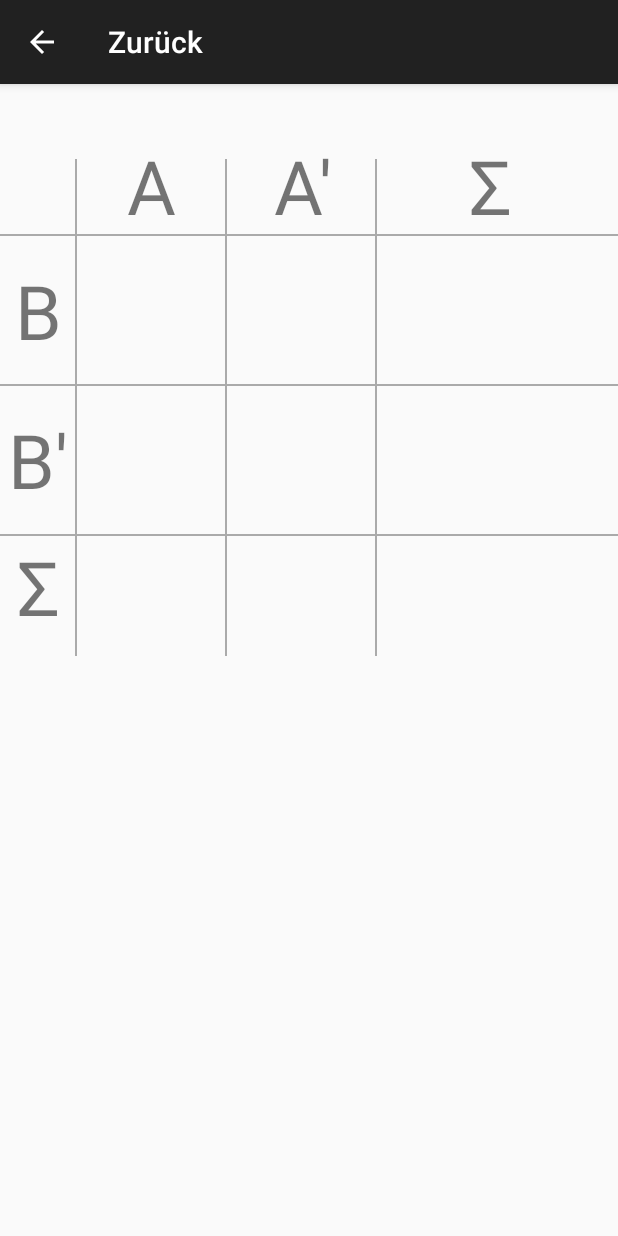
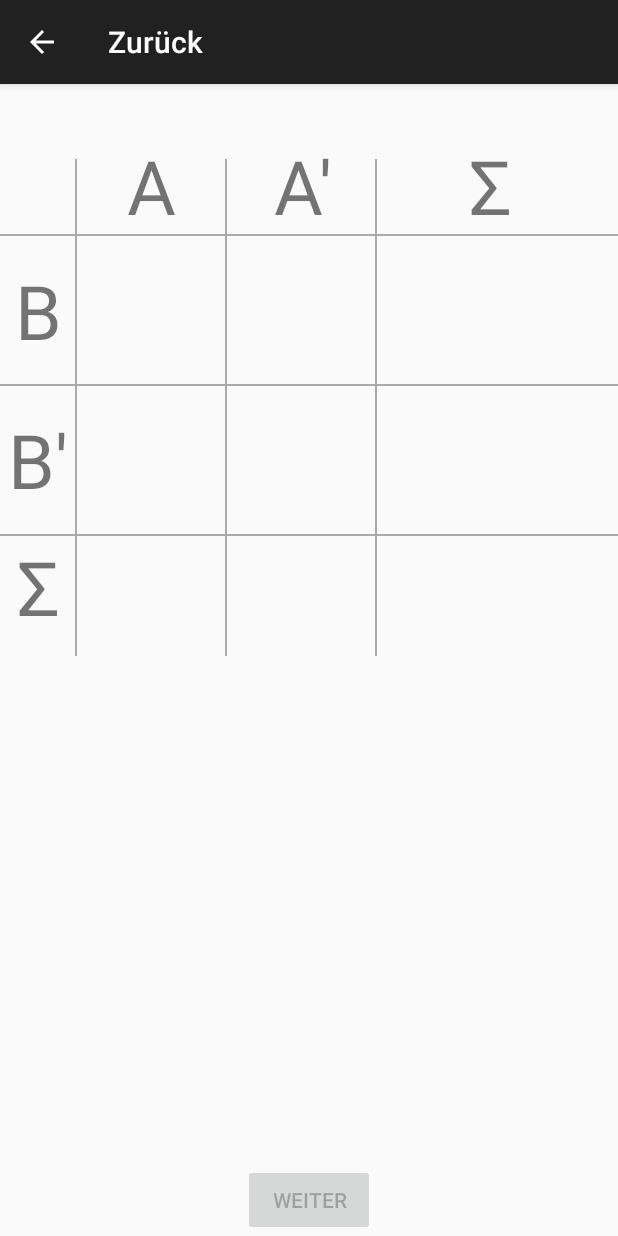
Before and after one commit to AlphaReborn/Stochastik-App, an Android app: the FelderRechner screen opened directly, with no data from a screen before it, on a phone screen of 412 x 824 dp. Run offline under Robolectric (Android 15) with nearby library versions, the phone set to English and light mode, and no system bars.

Commit message:
FelderRechner

```diff
--- a/app/src/main/res/layout/felder_rechner.xml
+++ b/app/src/main/res/layout/felder_rechner.xml
@@ -150,7 +150,7 @@
         android:ems="10"
         android:gravity="center"
         android:textSize="15dp"
-        android:id="@+id/ab"
+        android:id="@+id/AB"
         android:background="@null"
         android:layout_alignBottom="@+id/relativeLayout5"
         android:layout_alignRight="@+id/relativeLayout2"
@@ -164,7 +164,7 @@
         android:ems="10"
         android:gravity="center"
         android:textSize="15dp"
-        android:id="@+id/asb"
+        android:id="@+id/ASB"
         android:background="@null"
         android:layout_alignTop="@+id/relativeLayout3"
         android:layout_alignBottom="@+id/relativeLayout5"
@@ -180,7 +180,7 @@
         android:ems="10"
         android:gravity="center"
         android:textSize="15dp"
-        android:id="@+id/summeb"
+        android:id="@+id/SummeB"
         android:background="@null"
         android:layout_alignTop="@+id/relativeLayout3"
         android:layout_alignBottom="@+id/relativeLayout5"
@@ -197,7 +197,7 @@
         android:ems="10"
         android:gravity="center"
         android:textSize="15dp"
-        android:id="@+id/summebs"
+        android:id="@+id/SummeBS"
         android:background="@null"
         android:layout_alignTop="@+id/relativeLayout5"
         android:layout_alignBottom="@+id/relativeLayout6"
@@ -214,7 +214,7 @@
         android:ems="10"
         android:gravity="center"
         android:textSize="15dp"
-        android:id="@+id/asbs"
+        android:id="@+id/ASBS"
         android:background="@null"
         android:layout_alignTop="@+id/relativeLayout5"
         android:layout_alignBottom="@+id/relativeLayout6"
@@ -231,7 +231,7 @@
         android:ems="10"
         android:gravity="center"
         android:textSize="15dp"
-        android:id="@+id/abs"
+        android:id="@+id/ABS"
         android:background="@null"
         android:layout_alignTop="@+id/relativeLayout5"
         android:layout_alignBottom="@+id/relativeLayout6"
@@ -248,7 +248,7 @@
         android:ems="10"
         android:gravity="center"
         android:textSize="15dp"
-        android:id="@+id/endsumme"
+        android:id="@+id/Endsumme"
         android:background="@null"
         android:layout_alignTop="@+id/relativeLayout6"
         android:layout_alignBottom="@+id/relativeLayout7"
@@ -263,7 +263,7 @@
         android:layout_height="100dp"
         android:inputType="numberDecimal"
         android:ems="10"
-        android:id="@+id/summeas"
+        android:id="@+id/SummeAS"
         android:gravity="center"
         android:textSize="15dp"
         android:background="@null"
@@ -280,7 +280,7 @@
         android:layout_height="100dp"
         android:inputType="numberDecimal"
         android:ems="10"
-        android:id="@+id/summea"
+        android:id="@+id/SummeA"
         android:gravity="center"
         android:textSize="15dp"
         android:background="@null"
@@ -292,6 +292,16 @@
         android:layout_alignEnd="@+id/relativeLayout2"
         />
 
+    <Button
+        android:layout_width="wrap_content"
+        android:layout_height="wrap_content"
+        android:text="Weiter"
+        android:id="@+id/weiter"
+        android:layout_alignParentBottom="true"
+        android:layout_centerHorizontal="true"
+        android:enabled="true"
+        android:clickable="true" />
+
     <!--  <EditTex
           android:layout_width="50dp"
           android:layout_height="50dp"
```
Also changed, not shown: app/src/main/java/com/alphareborn/stochastik_app/FelderRechner.java (+104 -0 lines).
